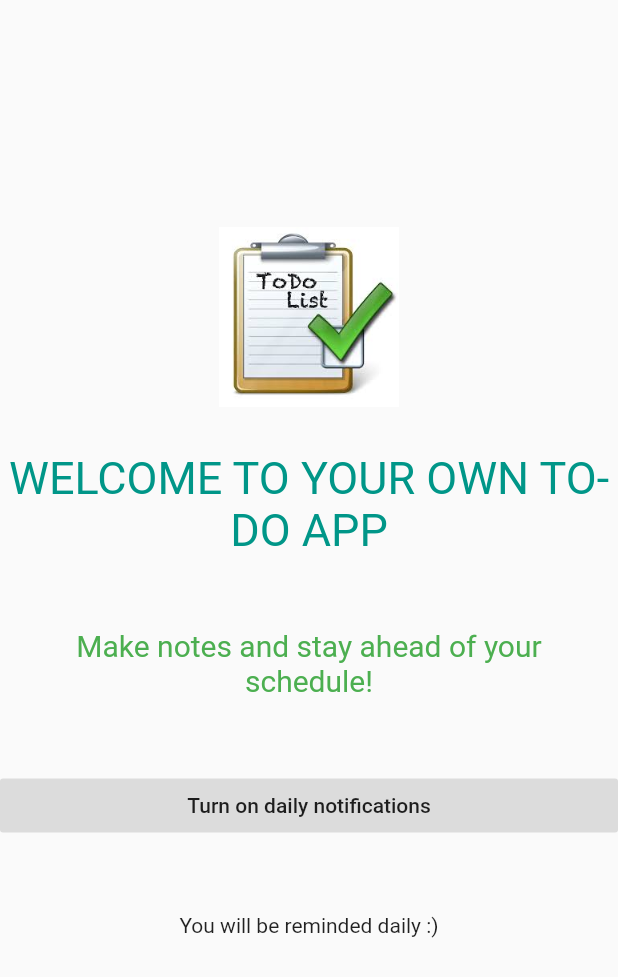
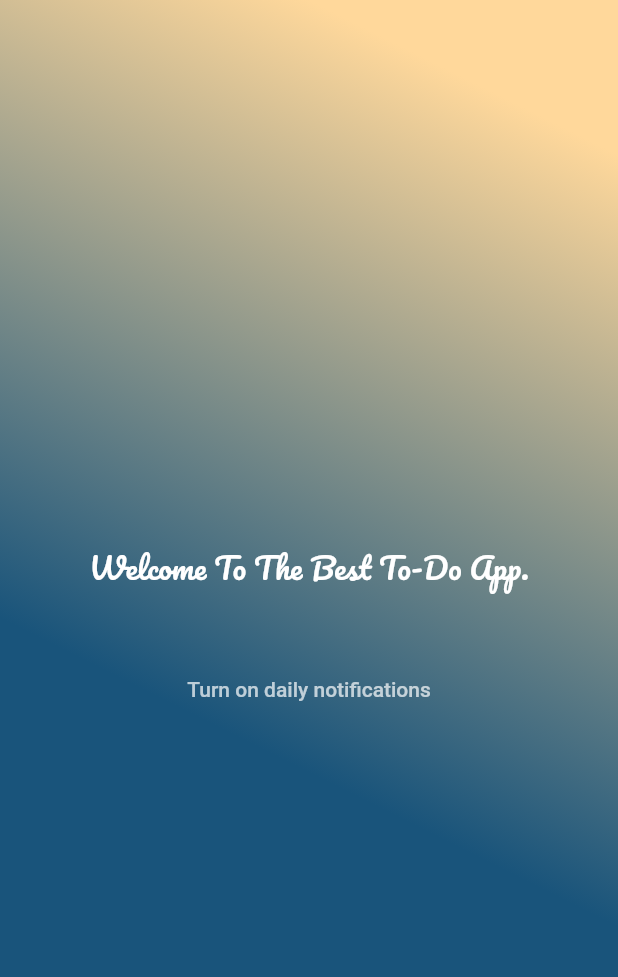
Before and after one commit to ikjot-2605/Calendar-To-Do-Application, a Flutter app: the screen it shows after launch, on a phone screen of 412 x 824 dp. Shown: the top 977 px of the screen. Run offline on Flutter 3.47's test engine with Material 2 defaults, Android fonts, the phone set to English and light mode, and no system bars; our stand-ins replace bloc, equatable, flare_flutter, flutter_bloc, flutter_calendar_carousel, flutter_local_notifications and 4 more; accounts and stored records are empty; generated files the repository leaves out were written again.

Commit message:
made the first screen decent

```diff
--- a/to_do/lib/main.dart
+++ b/to_do/lib/main.dart
@@ -133,35 +133,36 @@ class _MyAppState extends State<MyApp> {
                 return Text(snapshot.error.toString());
               else {
                 if (firsttime == 1) {
+                  Color gradientStart =  Color(0xffffd89b); //Change start gradient color here
+                  Color gradientEnd = Color(0xff19547b);
                   return Scaffold(
-                    body: Center(
-                      child: SingleChildScrollView(
+                    body: Container(
+                      decoration: new BoxDecoration(
+                        gradient: new LinearGradient(colors: [gradientStart, gradientEnd],
+                            begin: const FractionalOffset(0.5, 0.0),
+                            end: const FractionalOffset(0.0, 0.5),
+                            stops: [0.0,1.0],
+                            tileMode: TileMode.clamp
+                        ),
+                      ),
+                      child: Center(
+                        child: SafeArea(
                           child: Column(
                             mainAxisAlignment: MainAxisAlignment.center,
-                          crossAxisAlignment: CrossAxisAlignment.stretch,
+                            crossAxisAlignment: CrossAxisAlignment.center,
                             children: <Widget>[
-                            Image(image: AssetImage('assets/todo.jpeg'),height: 120.0,),
                               Padding(
-                              padding: const EdgeInsets.fromLTRB(0.0,30.0,0.0,0.0),
+                                padding: const EdgeInsets.fromLTRB(0.0,20.0,0.0,40.0),
                                 child: Text(
-                                "WELCOME TO YOUR OWN TO-DO APP",
-                                style: TextStyle(fontSize: 30.0,color: Colors.teal),
-                                textAlign: TextAlign.center,
-                              ),
-                            ),
-                            Padding(
-                              padding: const EdgeInsets.fromLTRB(8.0,48.0,8.0,48.0),
-                              child: Text(
-                                "Make notes and stay ahead of your schedule!",
-                                style: TextStyle(fontSize: 20.0,color: Colors.green),
+                                  "Welcome To The Best To-Do App.",
+                                  style: TextStyle(fontSize: 20.0,color: Colors.white,fontFamily: 'Pacifico'),
                                   textAlign: TextAlign.center,
                                 ),
                               ),
                               Container(
                                 width: MediaQuery.of(context).size.width-100,
                                 child: FlatButton(
-                                child: Text('Turn on daily notifications'),
-                                color: Colors.black12,
+                                  child: Text('Turn on daily notifications',style: TextStyle(color: Colors.white70),),
                                   onPressed: () {
                                     shownotification();
                                     Navigator.push(
@@ -171,15 +172,8 @@ class _MyAppState extends State<MyApp> {
                                   },
                                 ),
                               ),
-                            Padding(
-                              padding: const EdgeInsets.all(48.0),
-                              child: Text(
-                                'You will be reminded daily :)',
-                                style: TextStyle(),
-                                textAlign: TextAlign.center,
+                            ],
                           ),
-                            ),
-                          ],
                         ),
                       ),
                     ),
--- a/to_do/pubspec.yaml
+++ b/to_do/pubspec.yaml
@@ -57,6 +57,10 @@ flutter:
     - assets/todo.jpeg
     - assets/todoo.flr
     - assets/pulsesplash.flr
+  fonts:
+    - family: Pacifico
+      fonts:
+        - asset: fonts/Pacifico-Regular.ttf
   #  - images/a_dot_ham.jpeg
 
   # An image asset can refer to one or more resolution-specific "variants", see
```
Also changed, not shown: to_do/fonts/Pacifico-Regular.ttf (added), to_do/fonts/SourceSansPro-Black.ttf (added). Lines whose indentation alone changed are shown as unchanged.
